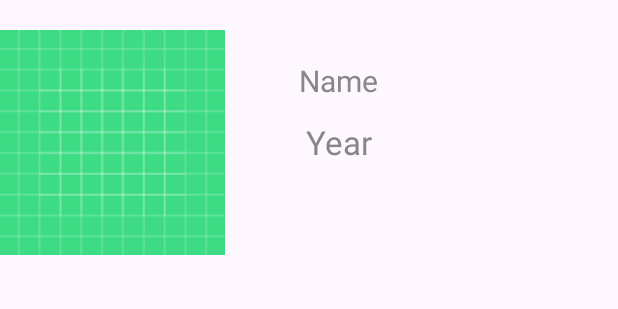
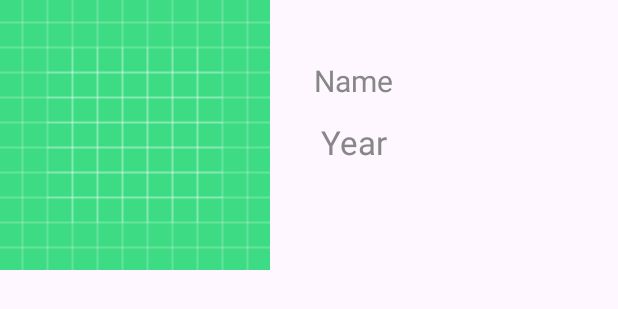
Before and after one commit to pubgkonfuz/Cars, an Android app: the layout item_cars.xml on its own in the app's theme, with its tools: preview values and no code run, on a phone screen of 412 x 824 dp. Shown: the top 309 px of the screen. Run offline under Robolectric (Android 15) with nearby library versions, the phone set to English and light mode, and no system bars.

Commit message:
подправил дизайн

```diff
--- a/app/src/main/res/layout/item_cars.xml
+++ b/app/src/main/res/layout/item_cars.xml
@@ -3,14 +3,12 @@
     android:layout_width="match_parent"
     android:layout_height="wrap_content"
     android:orientation="vertical"
-    android:layout_gravity="center_horizontal"
-    >
+    android:layout_gravity="center_horizontal">
 
     <ImageView
         android:id="@+id/iv_item"
-        android:layout_width="150dp"
-        android:layout_height="150dp"
-        android:layout_marginTop="20dp"
+        android:layout_width="180dp"
+        android:layout_height="180dp"
         android:src="@drawable/ic_launcher_background"/>
 
     <TextView
@@ -20,7 +18,7 @@
         android:text="@string/name"
         android:textSize="20sp"
         android:padding="30dp"
-        android:layout_marginStart="20dp"
+        android:layout_marginStart="30dp"
         android:textColor="@color/gray"
         android:layout_marginTop="10dp"
         android:layout_gravity="center_horizontal"/>
@@ -31,7 +29,7 @@
         android:layout_height="wrap_content"
         android:text="@string/year"
         android:textSize="22sp"
-        android:layout_marginStart="20dp"
+        android:layout_marginStart="30dp"
         android:padding="30dp"
         android:layout_marginTop="50dp"
         android:layout_gravity="center_horizontal"
```
